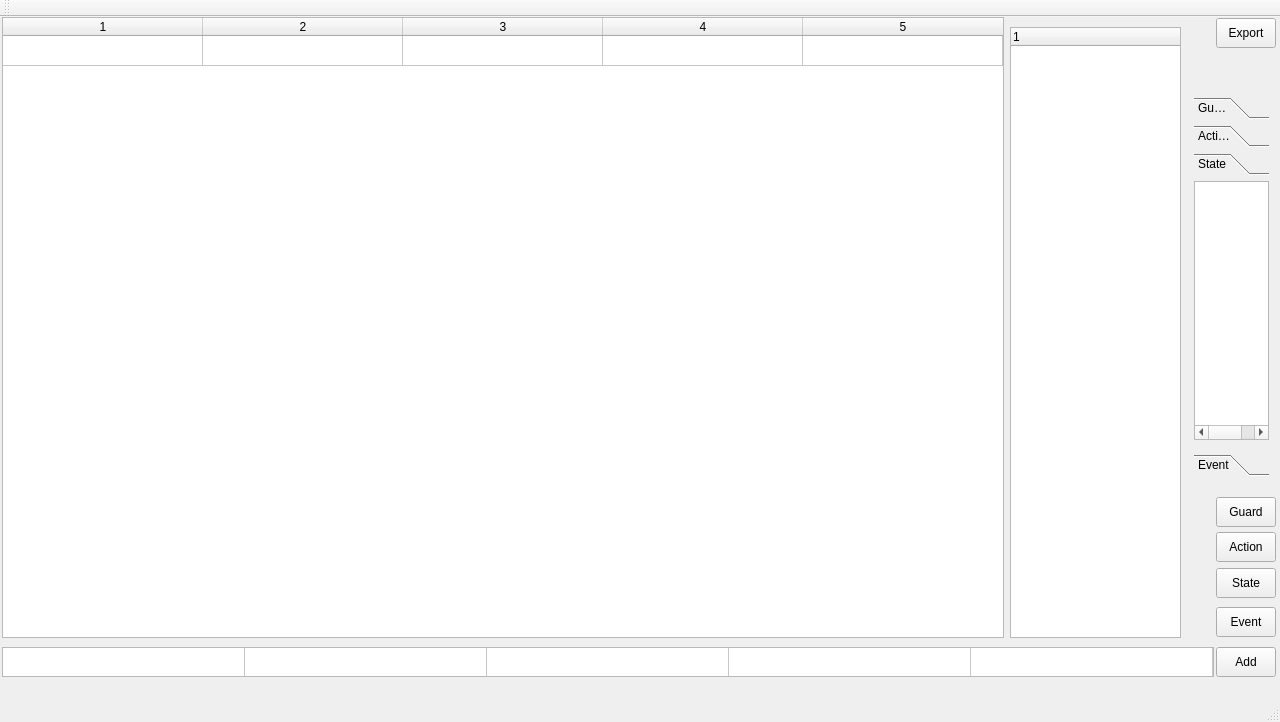
Before: the Qt Designer form mainwindow.ui in ATmega8/StateTableEditor, drawn with Qt 5.
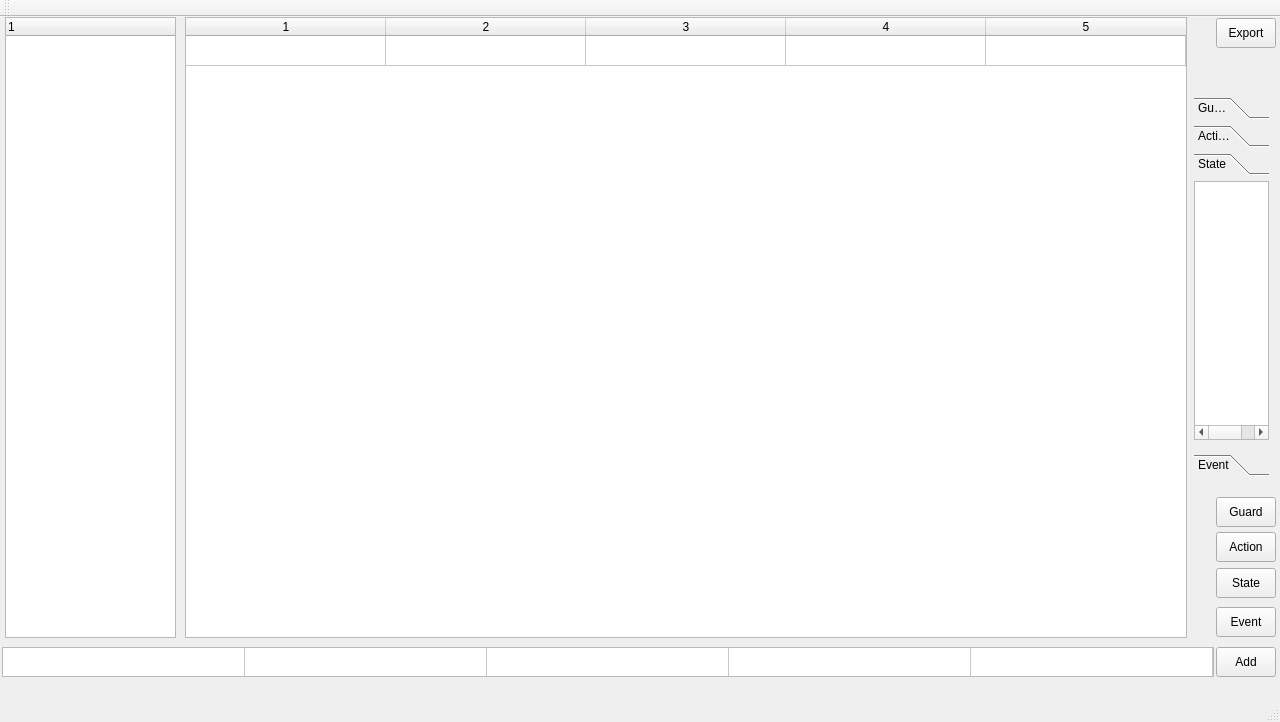
After: the same form once the commit is applied.

Commit message: Correction Brackets error and Change UI

```diff
--- a/mainwindow.ui
+++ b/mainwindow.ui
@@ -30,7 +30,7 @@
    <widget class="QTableWidget" name="tableWidget_2">
     <property name="geometry">
      <rect>
-      <x>2</x>
+      <x>185</x>
       <y>0</y>
       <width>1002</width>
       <height>621</height>
@@ -294,10 +294,10 @@
    <widget class="QTreeWidget" name="treeWidget">
     <property name="geometry">
      <rect>
-      <x>1010</x>
-      <y>10</y>
+      <x>5</x>
+      <y>0</y>
       <width>171</width>
-      <height>611</height>
+      <height>621</height>
      </rect>
     </property>
     <property name="autoExpandDelay">
```
The commit also changes 2 other files.
